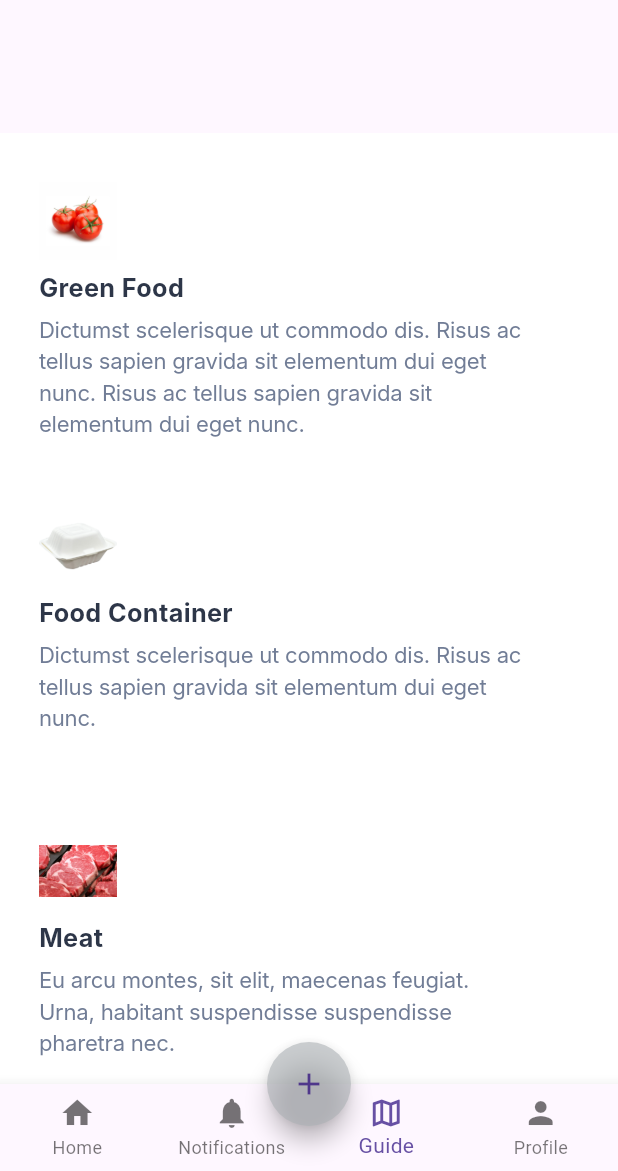
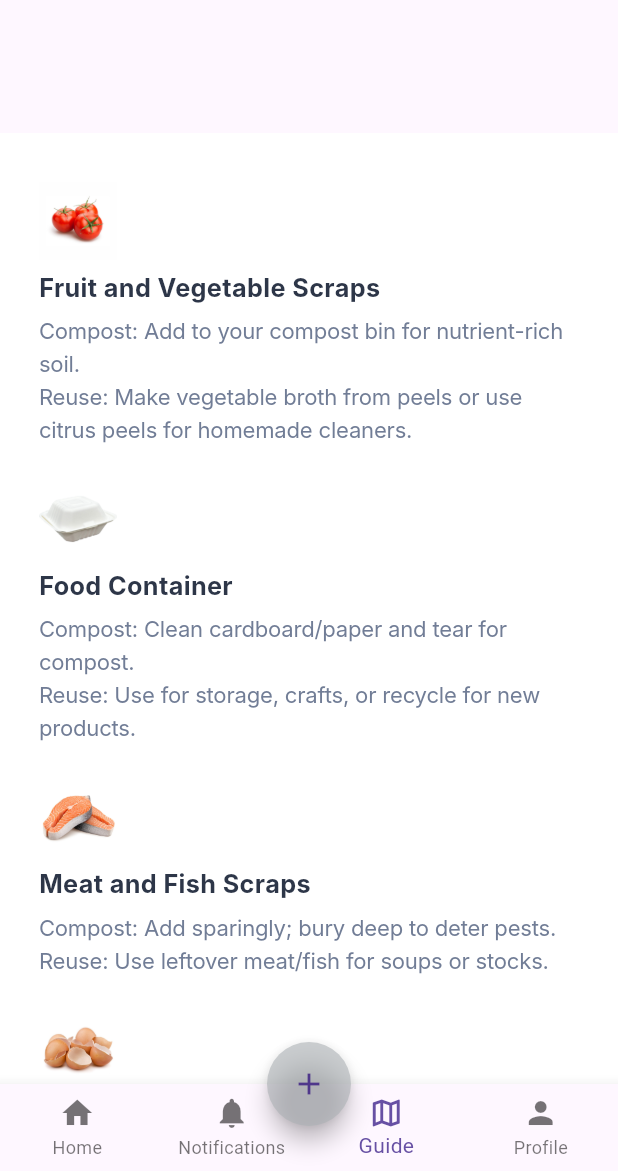
Before and after one commit to Quinxie51/ExpiRo-App, a Flutter app: the screen it shows after launch, item 3 of the bottom bar chosen, on a phone screen of 412 x 824 dp, the part 65-1236 px from its top. Run offline on Flutter 3.47's test engine with Material 3 defaults, Android fonts, the phone set to English and light mode, and no system bars; our stand-ins replace line_awesome_flutter; Roboto replaces fonts that are missing (Inter).

Commit message:
add more items to guide page, fix the responsive bug

```diff
--- a/lib/guide.dart
+++ b/lib/guide.dart
@@ -5,40 +5,64 @@ class MyGuideScreen extends StatelessWidget {
 
   @override
   Widget build(BuildContext context) {
+    final Size size = MediaQuery.of(context).size;
+    final double fem = size.width / 380;
+    final double ffem = fem * 0.97;
+
     return Scaffold(
       appBar: AppBar(),
       body: SingleChildScrollView(
         child: Padding(
-          padding: EdgeInsets.only(top: 20), // Adjust the top padding here
+          padding: EdgeInsets.only(top: 20),
           child: Container(
             width: double.infinity,
-            height: 844,
             decoration: BoxDecoration(
               color: Color(0xffffffff),
             ),
-            child: Stack(
+            child: Column(
               children: <Widget>[
+                SizedBox(height: 30 * fem), // Adjust the space between header and content
                 PositionedContent(
-                  left: 24,
-                  top: 30,
+                  left: 24 * fem,
                   imageUrl: 'assets/images/tomato.jpeg',
-                  title: 'Green Food',
+                  title: 'Fruit and Vegetable Scraps',
                   content:
-                      'Dictumst scelerisque ut commodo dis. Risus ac tellus sapien gravida sit elementum dui eget nunc. Risus ac tellus sapien gravida sit elementum dui eget nunc.',
+                      'Compost: Add to your compost bin for nutrient-rich soil. \nReuse: Make vegetable broth from peels or use citrus peels for homemade cleaners.',
                 ),
+                SizedBox(height: 20 * fem), // Adjust the space between content
                 PositionedContent(
-                  left: 24,
-                  top: 230,
+                  left: 24 * fem,
                   imageUrl: 'assets/images/food container.jpeg',
                   title: 'Food Container',
-                  content: 'Dictumst scelerisque ut commodo dis. Risus ac tellus sapien gravida sit elementum dui eget nunc.',
+                  content: 'Compost: Clean cardboard/paper and tear for compost. \nReuse: Use for storage, crafts, or recycle for new products.',
                 ),
+                SizedBox(height: 20 * fem), // Adjust the space between content
                 PositionedContent(
-                  left: 24,
-                  top: 430,
-                  imageUrl: 'assets/images/meat.png',
-                  title: 'Meat',
-                  content: 'Eu arcu montes, sit elit, maecenas feugiat. Urna, habitant suspendisse suspendisse pharetra nec.',
+                  left: 24 * fem,
+                  imageUrl: 'assets/images/fish.jpeg',
+                  title: 'Meat and Fish Scraps',
+                  content: 'Compost: Add sparingly; bury deep to deter pests.\nReuse: Use leftover meat/fish for soups or stocks.',
+                ),
+                SizedBox(height: 20 * fem), // Adjust the space between content
+                PositionedContent(
+                  left: 24 * fem,
+                  imageUrl: 'assets/images/egg.jpeg',
+                  title: 'Eggshells',
+                  content: 'Compost: Crush and add to compost for calcium boost.\nReuse: Crushed shells deter pests; use as calcium supplement.',
+                ),
+                SizedBox(height: 20 * fem), // Adjust the space between content
+                PositionedContent(
+                  left: 24 * fem,
+                  imageUrl: 'assets/images/milk.jpeg',
+                  title: 'Dairy Products (e.g., Milk, Cheese)',
+                  content: 'Compost: Use sparingly; bury deep to avoid odor.\nReuse: Make yogurt or cheese from expired milk; use cheese rinds for flavor.',
+                ),
+                SizedBox(height: 20 * fem), // Adjust the space between content
+                PositionedContent(
+                  left: 24 * fem,
+                  imageUrl: 'assets/images/bread.jpeg',
+                  title: 'Stale Bread and Pastries',
+                  content: 'Compost: Tear into small pieces and add to compost.\nReuse: Make breadcrumbs, croutons, or bread pudding.',
                 ),
               ],
             ),
@@ -49,28 +73,8 @@ class MyGuideScreen extends StatelessWidget {
   }
 }
 
-
-class PositionedHeader extends StatelessWidget {
-  @override
-  Widget build(BuildContext context) {
-    double fem = MediaQuery.of(context).size.width / 380;
-    double ffem = fem * 0.97;
-    return Positioned(
-      left: 16 * fem,
-      top: 53 * fem,
-      child: Align(
-        child: SizedBox(
-          width: 143 * fem,
-          height: 15 * fem,
-        ),
-      ),
-    );
-  }
-}
-
 class PositionedContent extends StatelessWidget {
   final double left;
-  final double top;
   final String imageUrl;
   final String title;
   final String content;
@@ -78,7 +82,6 @@ class PositionedContent extends StatelessWidget {
   const PositionedContent({
     Key? key,
     required this.left,
-    required this.top,
     required this.imageUrl,
     required this.title,
     required this.content,
@@ -86,19 +89,18 @@ class PositionedContent extends StatelessWidget {
 
   @override
   Widget build(BuildContext context) {
-    double fem = MediaQuery.of(context).size.width / 380;
-    double ffem = fem * 0.97;
-    return Positioned(
-      left: left * fem,
-      top: top * fem,
-      child: Container(
-        width: 324 * fem,
-        height: 190 * fem,
+    final Size size = MediaQuery.of(context).size;
+    final double fem = size.width / 380;
+    final double ffem = fem * 0.97;
+
+    return Container(
+      width: size.width,
+      padding: EdgeInsets.symmetric(horizontal: 24 * fem),
       child: Column(
         crossAxisAlignment: CrossAxisAlignment.start,
         children: [
           Container(
-              margin: EdgeInsets.fromLTRB(0 * fem, 0 * fem, 0 * fem, 6 * fem),
+            margin: EdgeInsets.only(bottom: 6 * fem),
             width: 48 * fem,
             height: 48 * fem,
             child: Image.asset(
@@ -107,44 +109,30 @@ class PositionedContent extends StatelessWidget {
               height: 48 * fem,
             ),
           ),
-            Container(
-              width: double.infinity,
-              child: Column(
-                crossAxisAlignment: CrossAxisAlignment.start,
-                children: [
-                  Container(
-                    margin: EdgeInsets.fromLTRB(0 * fem, 0 * fem, 0 * fem, 6 * fem),
-                    child: Text(
+          Text(
             title,
             style: TextStyle(
               fontFamily: 'Inter',
               fontSize: 16 * ffem,
               fontWeight: FontWeight.w700,
-                        height: 1.3999999762 * ffem / fem,
+              height: 1.4,
               color: Color(0xff2d3648),
             ),
           ),
-                  ),
-                  Container(
-                    constraints: BoxConstraints(maxWidth: 300 * fem),
-                    child: Text(
+          SizedBox(height: 6 * fem),
+          Text(
             content,
             style: TextStyle(
               fontFamily: 'Inter',
               fontSize: 14 * ffem,
               fontWeight: FontWeight.w400,
-                        height: 1.5 * ffem / fem,
-                        letterSpacing: -0.14 * fem,
+              height: 1.5,
+              letterSpacing: -0.14,
               color: Color(0xff717d96),
-                      ),
             ),
           ),
         ],
       ),
-            ),
-          ],
-        ),
-      ),
     );
   }
 }
--- a/pubspec.yaml
+++ b/pubspec.yaml
@@ -61,8 +61,12 @@ flutter:
   assets:
     - assets/images/user_profile.jpg
     - assets/images/food container.jpeg
-    - assets/images/meat.png
+    - assets/images/fish.jpeg
     - assets/images/tomato.jpeg
+    - assets/images/milk.jpeg
+    - assets/images/egg.jpeg
+    - assets/images/bread.jpeg
+
 
 
   # The following line ensures that the Material Icons font is
```
Also changed, not shown: assets/images/bread.jpeg (added), assets/images/egg.jpeg (added), assets/images/fish.jpeg (added), assets/images/milk.jpeg (added). Lines whose indentation alone changed are shown as unchanged.
